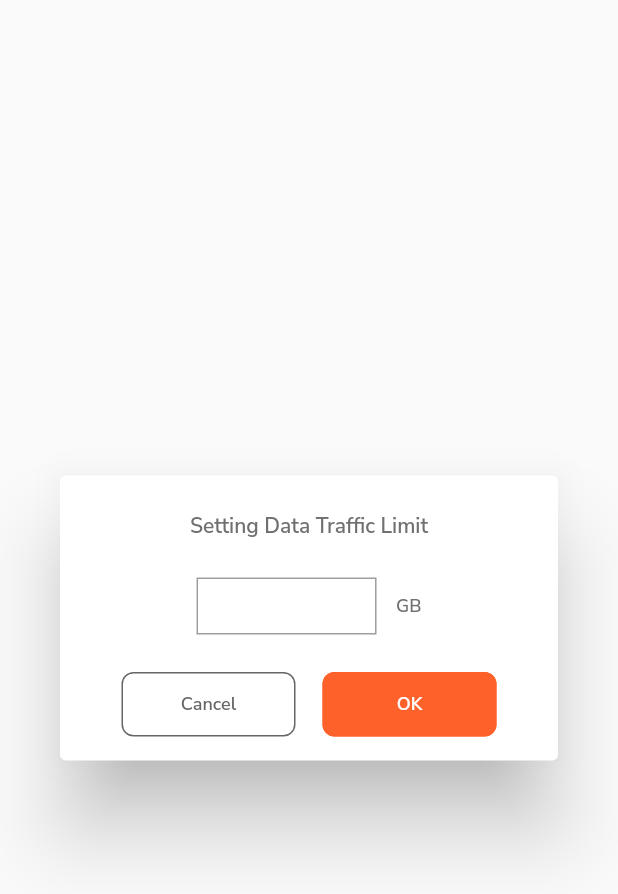
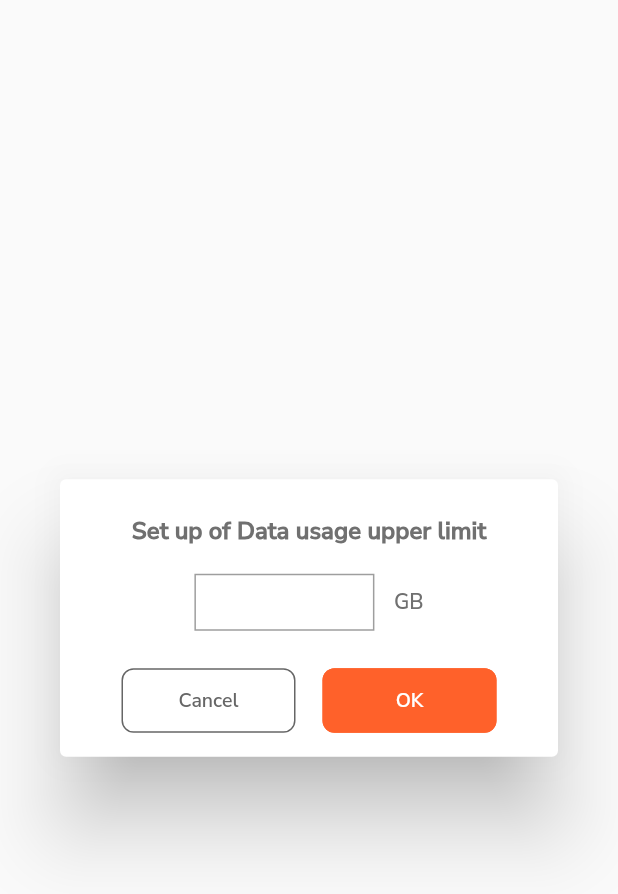
Before and after one commit to clydegold8/simple-flutter-app, a Flutter app: what dataTrafficLimitDialogue() shows on an empty page, opened directly, on a phone screen of 412 x 824 dp. Shown: the top 894 px of the screen. Run offline on Flutter 3.47's test engine with Material 2 defaults, Android fonts, the phone set to English and light mode, and no system bars; our stand-ins replace flutter_svg; missing offline and left inert: widgetbook, widgetbook_annotation; generated files the repository leaves out were written again.

Commit message:
Fix data traffic limit bugs

```diff
--- a/lib/src/features/app_management/presentation/data_traffic_limit.dart
+++ b/lib/src/features/app_management/presentation/data_traffic_limit.dart
@@ -14,10 +14,13 @@ Widget dataTrafficLimitDialogue(BuildContext context) {
     title: Center(
         child: Text(
             AppLocalizations.of(context)?.set_data_traffic ?? 'データ通信量の上限の設定',
-            style: const TextStyle(color: KBlockColors.text02, fontSize: 14))),
+            style: const TextStyle(
+                color: KBlockColors.text02,
+                fontSize: 16,
+                fontWeight: FontWeight.w800))),
     children: [
       Padding(
-        padding: const EdgeInsets.fromLTRB(32, 13, 32, 0),
+        padding: const EdgeInsets.fromLTRB(32, 5, 32, 0),
         child: Column(children: [
           Row(
             mainAxisAlignment: MainAxisAlignment.center,
@@ -41,7 +44,7 @@ Widget dataTrafficLimitDialogue(BuildContext context) {
                     )),
               ),
               Text('GB',
-                  style: TextStyle(color: KBlockColors.text02, fontSize: 12))
+                  style: TextStyle(color: KBlockColors.text02, fontSize: 14))
             ],
           ),
           Padding(
@@ -64,7 +67,7 @@ Widget dataTrafficLimitDialogue(BuildContext context) {
                               borderRadius: BorderRadius.circular(8))),
                       child: Text(
                           AppLocalizations.of(context)?.cancel ?? 'キャンセル',
-                          style: const TextStyle(fontSize: 12)),
+                          style: const TextStyle(fontSize: 13)),
                     )),
                 SizedBox(
                     height: 43,
@@ -86,7 +89,7 @@ Widget dataTrafficLimitDialogue(BuildContext context) {
                                     borderRadius: BorderRadius.circular(8))),
                             child: Text(
                                 AppLocalizations.of(context)?.ok ?? 'ＯＫ',
-                                style: const TextStyle(fontSize: 12)))))
+                                style: const TextStyle(fontSize: 13)))))
               ],
             ),
           )
--- a/lib/src/localization/app_en.arb
+++ b/lib/src/localization/app_en.arb
@@ -17,7 +17,7 @@
     "history": "History",
     "others": "Others",
     "blacklist": "Blacklist",
-    "set_data_traffic": "Setting Data Traffic Limit",
+    "set_data_traffic": "Set up of Data usage upper limit",
     "cancel": "Cancel",
     "ok": "OK",
     "block_management": "Block management",
```
